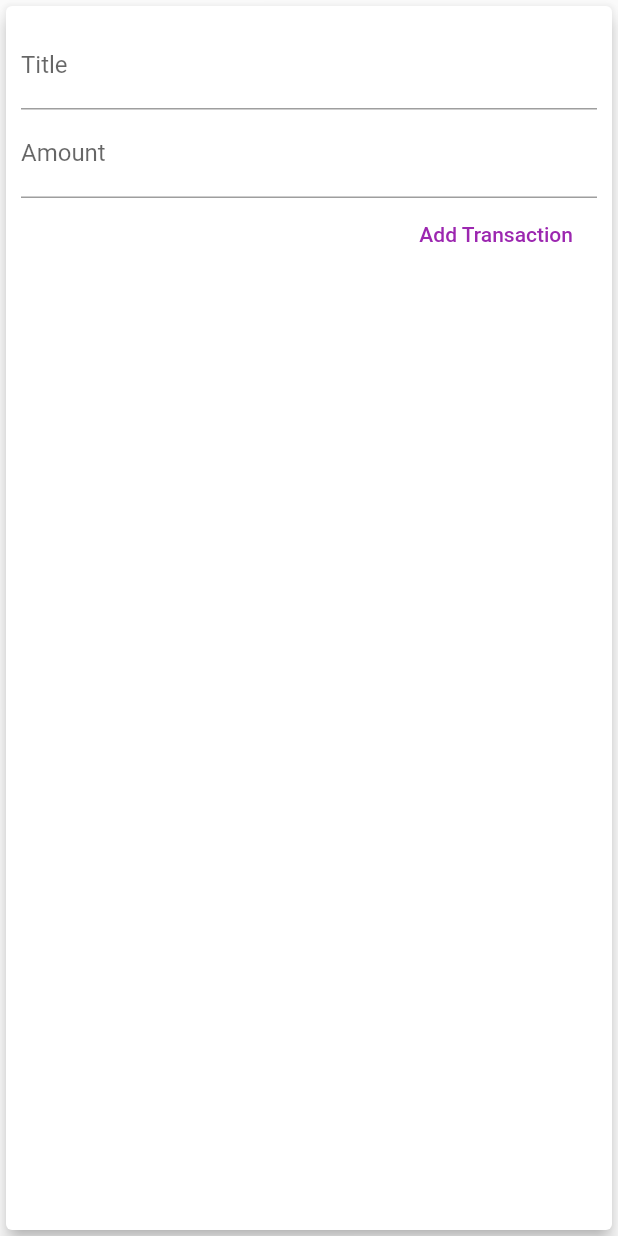
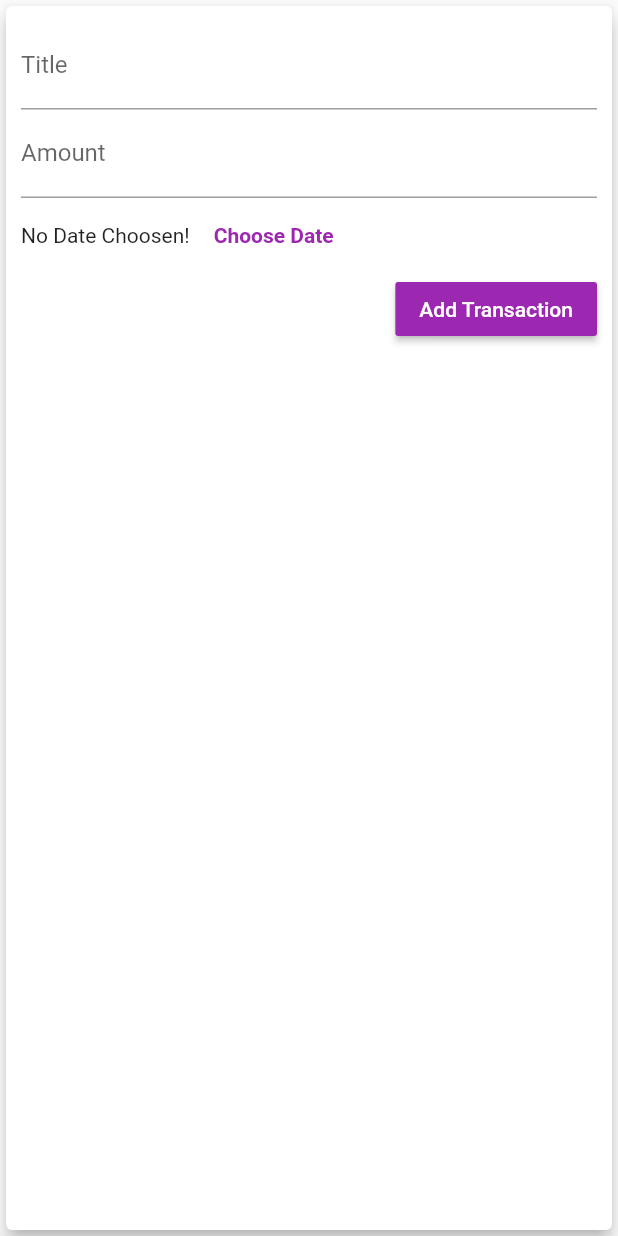
Before and after one commit to anawatj/flutter_widget_guide, a Flutter app: the NewTransaction widget shown alone on an empty page, opened directly with empty values, after a tap on "Add Transaction", on a phone screen of 412 x 824 dp. Run offline on Flutter 3.47's test engine with Material 2 defaults, Android fonts, the phone set to English and light mode, and no system bars; Roboto replaces fonts that are missing (Quicksand).

Commit message:
picked date

```diff
--- a/lib/main.dart
+++ b/lib/main.dart
@@ -22,6 +22,7 @@ class MyApp extends StatelessWidget {
                   fontWeight: FontWeight.bold,
                   fontSize: 18,
                 ),
+                button: TextStyle(color: Colors.white),
               ),
           appBarTheme: AppBarTheme(
             textTheme: ThemeData.light().textTheme.copyWith(
--- a/lib/widgets/new_transaction.dart
+++ b/lib/widgets/new_transaction.dart
@@ -1,4 +1,5 @@
 import 'package:flutter/material.dart';
+import 'package:intl/intl.dart';
 
 class NewTransaction extends StatefulWidget {
   final Function addTx;
@@ -13,8 +14,9 @@ class _NewTransactionState extends State<NewTransaction> {
   final titleController = TextEditingController();
 
   final amountController = TextEditingController();
+  DateTime? _selectedDate;
 
-  void submitData() {
+  void _submitData() {
     final enteredTitle = titleController.text;
     final enteredAmount = double.parse(amountController.text);
 
@@ -30,6 +32,19 @@ class _NewTransactionState extends State<NewTransaction> {
     Navigator.of(context).pop();
   }
 
+  void _presentDatePicker() {
+    showDatePicker(
+            context: context,
+            initialDate: DateTime.now(),
+            firstDate: DateTime(2019),
+            lastDate: DateTime.now())
+        .then((pickedDate) => {
+              setState(() {
+                _selectedDate = pickedDate;
+              })
+            });
+  }
+
   @override
   Widget build(BuildContext context) {
     return Card(
@@ -42,7 +57,7 @@ class _NewTransactionState extends State<NewTransaction> {
             TextField(
               decoration: InputDecoration(labelText: 'Title'),
               controller: titleController,
-              onSubmitted: (_) => submitData(),
+              onSubmitted: (_) => _submitData(),
               // onChanged: (val) {
               //   titleInput = val;
               // },
@@ -51,13 +66,34 @@ class _NewTransactionState extends State<NewTransaction> {
               decoration: InputDecoration(labelText: 'Amount'),
               controller: amountController,
               keyboardType: TextInputType.number,
-              onSubmitted: (_) => submitData(),
+              onSubmitted: (_) => _submitData(),
               // onChanged: (val) => amountInput = val,
             ),
-            FlatButton(
+            Container(
+              height: 50,
+              child: Row(
+                children: <Widget>[
+                  Text(
+                    _selectedDate == null
+                        ? 'No Date Choosen!'
+                        : "Picked Date : ${DateFormat.yMd().format(_selectedDate!)}",
+                  ),
+                  FlatButton(
+                    textColor: Theme.of(context).primaryColor,
+                    child: Text(
+                      'Choose Date',
+                      style: TextStyle(fontWeight: FontWeight.bold),
+                    ),
+                    onPressed: _presentDatePicker,
+                  )
+                ],
+              ),
+            ),
+            RaisedButton(
               child: Text('Add Transaction'),
-              textColor: Colors.purple,
-              onPressed: submitData,
+              color: Theme.of(context).primaryColor,
+              textColor: Theme.of(context).textTheme.button!.color,
+              onPressed: _submitData,
             ),
           ],
         ),
```
